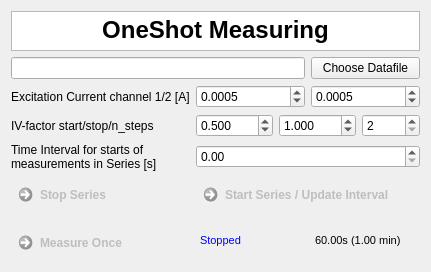
Qt form configurations/OneShotMeasurement_multichannel.ui (Cryostat-GUI/Cryostat-GUI) before a commit.
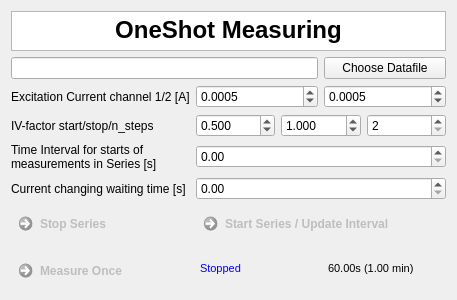
The same form after that commit.

Commit message: updates for current reversal time adjustments

The edit to the form file:
```diff
--- a/configurations/OneShotMeasurement_multichannel.ui
+++ b/configurations/OneShotMeasurement_multichannel.ui
@@ -6,8 +6,8 @@
    <rect>
     <x>0</x>
     <y>0</y>
-    <width>431</width>
-    <height>272</height>
+    <width>457</width>
+    <height>300</height>
    </rect>
   </property>
   <property name="windowTitle">
@@ -267,6 +267,16 @@
      </property>
     </widget>
    </item>
+   <item row="6" column="0">
+    <widget class="QLabel" name="label_3">
+     <property name="text">
+      <string>Current changing waiting time [s]</string>
+     </property>
+    </widget>
+   </item>
+   <item row="6" column="1" colspan="2">
+    <widget class="QDoubleSpinBox" name="dSpinCurrent_revtime"/>
+   </item>
   </layout>
  </widget>
  <tabstops>
```
The commit also changes 2 other files.
